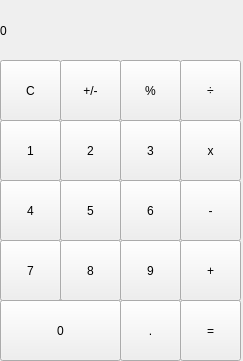
First picture: the form in Calculator/mainwindow.ui, repository Arsenic-ATG/Qt-calculator, before the edit.
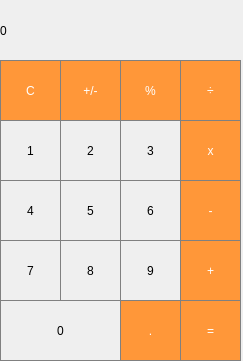
Second picture: the form after the edit.

Diff of the .ui file:
```diff
--- a/Calculator/mainwindow.ui
+++ b/Calculator/mainwindow.ui
@@ -23,6 +23,18 @@
       <height>61</height>
      </rect>
     </property>
+    <property name="styleSheet">
+     <string notr="true">/* (Label at top) Label Stylesheet */
+
+QLabel {
+  qproperty-alignment: 'AlignVCenter | AlignRight';
+  border: 1px solid gray;
+}
+
+background-color : white;
+
+/* End Label Stylesheet */</string>
+    </property>
     <property name="text">
      <string>0</string>
     </property>
@@ -36,6 +48,32 @@
       <height>61</height>
      </rect>
     </property>
+    <property name="styleSheet">
+     <string notr="true">/* (Clear,+/-,%,. buttons) Unary Operations Buttons Stylesheet */
+
+QPushButton {
+  background-color: rgb(215, 215, 215);
+  border: 1px solid gray;
+}
+QPushButton:pressed {
+    background-color: qlineargradient(x1: 0, y1: 0, x2: 0, y2: 1,
+                                      stop: 0 #BEBEBE, stop: 1 #D7D7D7);
+}
+/* End Unary Operations Buttons Stylesheet */
+
+/* (Orange buttons) Operations Buttons Stylesheet */
+QPushButton {
+  background-color: rgb(255, 151, 57);
+  color: white; 
+  border: 1px solid gray;
+}
+
+QPushButton:pressed {
+    background-color: qlineargradient(x1: 0, y1: 0, x2: 0, y2: 1,
+                                      stop: 0 #FF7832, stop: 1 #FF9739);
+}
+</string>
+    </property>
     <property name="text">
      <string>C</string>
     </property>
@@ -49,6 +87,32 @@
       <height>61</height>
      </rect>
     </property>
+    <property name="styleSheet">
+     <string notr="true">/* (Clear,+/-,%,. buttons) Unary Operations Buttons Stylesheet */
+
+QPushButton {
+  background-color: rgb(215, 215, 215);
+  border: 1px solid gray;
+}
+QPushButton:pressed {
+    background-color: qlineargradient(x1: 0, y1: 0, x2: 0, y2: 1,
+                                      stop: 0 #BEBEBE, stop: 1 #D7D7D7);
+}
+/* End Unary Operations Buttons Stylesheet */
+
+/* (Orange buttons) Operations Buttons Stylesheet */
+QPushButton {
+  background-color: rgb(255, 151, 57);
+  color: white; 
+  border: 1px solid gray;
+}
+
+QPushButton:pressed {
+    background-color: qlineargradient(x1: 0, y1: 0, x2: 0, y2: 1,
+                                      stop: 0 #FF7832, stop: 1 #FF9739);
+}
+</string>
+    </property>
     <property name="text">
      <string>+/-</string>
     </property>
@@ -62,6 +126,32 @@
       <height>61</height>
      </rect>
     </property>
+    <property name="styleSheet">
+     <string notr="true">/* (Clear,+/-,%,. buttons) Unary Operations Buttons Stylesheet */
+
+QPushButton {
+  background-color: rgb(215, 215, 215);
+  border: 1px solid gray;
+}
+QPushButton:pressed {
+    background-color: qlineargradient(x1: 0, y1: 0, x2: 0, y2: 1,
+                                      stop: 0 #BEBEBE, stop: 1 #D7D7D7);
+}
+/* End Unary Operations Buttons Stylesheet */
+
+/* (Orange buttons) Operations Buttons Stylesheet */
+QPushButton {
+  background-color: rgb(255, 151, 57);
+  color: white; 
+  border: 1px solid gray;
+}
+
+QPushButton:pressed {
+    background-color: qlineargradient(x1: 0, y1: 0, x2: 0, y2: 1,
+                                      stop: 0 #FF7832, stop: 1 #FF9739);
+}
+</string>
+    </property>
     <property name="text">
      <string>%</string>
     </property>
@@ -75,6 +165,32 @@
       <height>61</height>
      </rect>
     </property>
+    <property name="styleSheet">
+     <string notr="true">/* (Clear,+/-,%,. buttons) Unary Operations Buttons Stylesheet */
+
+QPushButton {
+  background-color: rgb(215, 215, 215);
+  border: 1px solid gray;
+}
+QPushButton:pressed {
+    background-color: qlineargradient(x1: 0, y1: 0, x2: 0, y2: 1,
+                                      stop: 0 #BEBEBE, stop: 1 #D7D7D7);
+}
+/* End Unary Operations Buttons Stylesheet */
+
+/* (Orange buttons) Operations Buttons Stylesheet */
+QPushButton {
+  background-color: rgb(255, 151, 57);
+  color: white; 
+  border: 1px solid gray;
+}
+
+QPushButton:pressed {
+    background-color: qlineargradient(x1: 0, y1: 0, x2: 0, y2: 1,
+                                      stop: 0 #FF7832, stop: 1 #FF9739);
+}
+</string>
+    </property>
     <property name="text">
      <string>÷</string>
     </property>
@@ -88,6 +204,18 @@
       <height>61</height>
      </rect>
     </property>
+    <property name="styleSheet">
+     <string notr="true">/* Digits 0-9 Stylesheet */
+QPushButton {
+   border: 1px solid gray;
+}
+QPushButton:pressed {
+    background-color: qlineargradient(x1: 0, y1: 0, x2: 0, y2: 1,
+                                      stop: 0 #dadbde, stop: 1 #f6f7fa);
+}
+
+/* End Digits 0-9 Stylesheet */</string>
+    </property>
     <property name="text">
      <string>3</string>
     </property>
@@ -101,6 +229,18 @@
       <height>61</height>
      </rect>
     </property>
+    <property name="styleSheet">
+     <string notr="true">/* Digits 0-9 Stylesheet */
+QPushButton {
+   border: 1px solid gray;
+}
+QPushButton:pressed {
+    background-color: qlineargradient(x1: 0, y1: 0, x2: 0, y2: 1,
+                                      stop: 0 #dadbde, stop: 1 #f6f7fa);
+}
+
+/* End Digits 0-9 Stylesheet */</string>
+    </property>
     <property name="text">
      <string>2</string>
     </property>
@@ -114,6 +254,32 @@
       <height>61</height>
      </rect>
     </property>
+    <property name="styleSheet">
+     <string notr="true">/* (Clear,+/-,%,. buttons) Unary Operations Buttons Stylesheet */
+
+QPushButton {
+  background-color: rgb(215, 215, 215);
+  border: 1px solid gray;
+}
+QPushButton:pressed {
+    background-color: qlineargradient(x1: 0, y1: 0, x2: 0, y2: 1,
+                                      stop: 0 #BEBEBE, stop: 1 #D7D7D7);
+}
+/* End Unary Operations Buttons Stylesheet */
+
+/* (Orange buttons) Operations Buttons Stylesheet */
+QPushButton {
+  background-color: rgb(255, 151, 57);
+  color: white; 
+  border: 1px solid gray;
+}
+
+QPushButton:pressed {
+    background-color: qlineargradient(x1: 0, y1: 0, x2: 0, y2: 1,
+                                      stop: 0 #FF7832, stop: 1 #FF9739);
+}
+</string>
+    </property>
     <property name="text">
      <string>x</string>
     </property>
@@ -127,6 +293,18 @@
       <height>61</height>
      </rect>
     </property>
+    <property name="styleSheet">
+     <string notr="true">/* Digits 0-9 Stylesheet */
+QPushButton {
+   border: 1px solid gray;
+}
+QPushButton:pressed {
+    background-color: qlineargradient(x1: 0, y1: 0, x2: 0, y2: 1,
+                                      stop: 0 #dadbde, stop: 1 #f6f7fa);
+}
+
+/* End Digits 0-9 Stylesheet */</string>
+    </property>
     <property name="text">
      <string>1</string>
     </property>
@@ -140,6 +318,18 @@
       <height>61</height>
      </rect>
     </property>
+    <property name="styleSheet">
+     <string notr="true">/* Digits 0-9 Stylesheet */
+QPushButton {
+   border: 1px solid gray;
+}
+QPushButton:pressed {
+    background-color: qlineargradient(x1: 0, y1: 0, x2: 0, y2: 1,
+                                      stop: 0 #dadbde, stop: 1 #f6f7fa);
+}
+
+/* End Digits 0-9 Stylesheet */</string>
+    </property>
     <property name="text">
      <string>6</string>
     </property>
@@ -153,6 +343,18 @@
       <height>61</height>
      </rect>
     </property>
+    <property name="styleSheet">
+     <string notr="true">/* Digits 0-9 Stylesheet */
+QPushButton {
+   border: 1px solid gray;
+}
+QPushButton:pressed {
+    background-color: qlineargradient(x1: 0, y1: 0, x2: 0, y2: 1,
+                                      stop: 0 #dadbde, stop: 1 #f6f7fa);
+}
+
+/* End Digits 0-9 Stylesheet */</string>
+    </property>
     <property name="text">
      <string>5</string>
     </property>
@@ -166,6 +368,32 @@
       <height>61</height>
      </rect>
     </property>
+    <property name="styleSheet">
+     <string notr="true">/* (Clear,+/-,%,. buttons) Unary Operations Buttons Stylesheet */
+
+QPushButton {
+  background-color: rgb(215, 215, 215);
+  border: 1px solid gray;
+}
+QPushButton:pressed {
+    background-color: qlineargradient(x1: 0, y1: 0, x2: 0, y2: 1,
+                                      stop: 0 #BEBEBE, stop: 1 #D7D7D7);
+}
+/* End Unary Operations Buttons Stylesheet */
+
+/* (Orange buttons) Operations Buttons Stylesheet */
+QPushButton {
+  background-color: rgb(255, 151, 57);
+  color: white; 
+  border: 1px solid gray;
+}
+
+QPushButton:pressed {
+    background-color: qlineargradient(x1: 0, y1: 0, x2: 0, y2: 1,
+                                      stop: 0 #FF7832, stop: 1 #FF9739);
+}
+</string>
+    </property>
     <property name="text">
      <string>-</string>
     </property>
@@ -179,6 +407,18 @@
       <height>61</height>
      </rect>
     </property>
+    <property name="styleSheet">
+     <string notr="true">/* Digits 0-9 Stylesheet */
+QPushButton {
+   border: 1px solid gray;
+}
+QPushButton:pressed {
+    background-color: qlineargradient(x1: 0, y1: 0, x2: 0, y2: 1,
+                                      stop: 0 #dadbde, stop: 1 #f6f7fa);
+}
+
+/* End Digits 0-9 Stylesheet */</string>
+    </property>
     <property name="text">
      <string>4</string>
     </property>
@@ -192,6 +432,18 @@
       <height>61</height>
      </rect>
     </property>
+    <property name="styleSheet">
+     <string notr="true">/* Digits 0-9 Stylesheet */
+QPushButton {
+   border: 1px solid gray;
+}
+QPushButton:pressed {
+    background-color: qlineargradient(x1: 0, y1: 0, x2: 0, y2: 1,
+                                      stop: 0 #dadbde, stop: 1 #f6f7fa);
+}
+
+/* End Digits 0-9 Stylesheet */</string>
+    </property>
     <property name="text">
      <string>9</string>
     </property>
@@ -205,6 +457,18 @@
       <height>61</height>
      </rect>
     </property>
+    <property name="styleSheet">
+     <string notr="true">/* Digits 0-9 Stylesheet */
+QPushButton {
+   border: 1px solid gray;
+}
+QPushButton:pressed {
+    background-color: qlineargradient(x1: 0, y1: 0, x2: 0, y2: 1,
+                                      stop: 0 #dadbde, stop: 1 #f6f7fa);
+}
+
+/* End Digits 0-9 Stylesheet */</string>
+    </property>
     <property name="text">
      <string>8</string>
     </property>
@@ -218,6 +482,32 @@
       <height>61</height>
      </rect>
     </property>
+    <property name="styleSheet">
+     <string notr="true">/* (Clear,+/-,%,. buttons) Unary Operations Buttons Stylesheet */
+
+QPushButton {
+  background-color: rgb(215, 215, 215);
+  border: 1px solid gray;
+}
+QPushButton:pressed {
+    background-color: qlineargradient(x1: 0, y1: 0, x2: 0, y2: 1,
+                                      stop: 0 #BEBEBE, stop: 1 #D7D7D7);
+}
+/* End Unary Operations Buttons Stylesheet */
+
+/* (Orange buttons) Operations Buttons Stylesheet */
+QPushButton {
+  background-color: rgb(255, 151, 57);
+  color: white; 
+  border: 1px solid gray;
+}
+
+QPushButton:pressed {
+    background-color: qlineargradient(x1: 0, y1: 0, x2: 0, y2: 1,
+                                      stop: 0 #FF7832, stop: 1 #FF9739);
+}
+</string>
+    </property>
     <property name="text">
      <string>+</string>
     </property>
@@ -231,6 +521,18 @@
       <height>61</height>
      </rect>
     </property>
+    <property name="styleSheet">
+     <string notr="true">/* Digits 0-9 Stylesheet */
+QPushButton {
+   border: 1px solid gray;
+}
+QPushButton:pressed {
+    background-color: qlineargradient(x1: 0, y1: 0, x2: 0, y2: 1,
+                                      stop: 0 #dadbde, stop: 1 #f6f7fa);
+}
+
+/* End Digits 0-9 Stylesheet */</string>
+    </property>
     <property name="text">
      <string>7</string>
     </property>
@@ -244,6 +546,32 @@
       <height>61</height>
      </rect>
     </property>
+    <property name="styleSheet">
+     <string notr="true">/* (Clear,+/-,%,. buttons) Unary Operations Buttons Stylesheet */
+
+QPushButton {
+  background-color: rgb(215, 215, 215);
+  border: 1px solid gray;
+}
+QPushButton:pressed {
+    background-color: qlineargradient(x1: 0, y1: 0, x2: 0, y2: 1,
+                                      stop: 0 #BEBEBE, stop: 1 #D7D7D7);
+}
+/* End Unary Operations Buttons Stylesheet */
+
+/* (Orange buttons) Operations Buttons Stylesheet */
+QPushButton {
+  background-color: rgb(255, 151, 57);
+  color: white; 
+  border: 1px solid gray;
+}
+
+QPushButton:pressed {
+    background-color: qlineargradient(x1: 0, y1: 0, x2: 0, y2: 1,
+                                      stop: 0 #FF7832, stop: 1 #FF9739);
+}
+</string>
+    </property>
     <property name="text">
      <string>.</string>
     </property>
@@ -257,6 +585,18 @@
       <height>61</height>
      </rect>
     </property>
+    <property name="styleSheet">
+     <string notr="true">/* Digits 0-9 Stylesheet */
+QPushButton {
+   border: 1px solid gray;
+}
+QPushButton:pressed {
+    background-color: qlineargradient(x1: 0, y1: 0, x2: 0, y2: 1,
+                                      stop: 0 #dadbde, stop: 1 #f6f7fa);
+}
+
+/* End Digits 0-9 Stylesheet */</string>
+    </property>
     <property name="text">
      <string>0</string>
     </property>
@@ -270,6 +610,32 @@
       <height>61</height>
      </rect>
     </property>
+    <property name="styleSheet">
+     <string notr="true">/* (Clear,+/-,%,. buttons) Unary Operations Buttons Stylesheet */
+
+QPushButton {
+  background-color: rgb(215, 215, 215);
+  border: 1px solid gray;
+}
+QPushButton:pressed {
+    background-color: qlineargradient(x1: 0, y1: 0, x2: 0, y2: 1,
+                                      stop: 0 #BEBEBE, stop: 1 #D7D7D7);
+}
+/* End Unary Operations Buttons Stylesheet */
+
+/* (Orange buttons) Operations Buttons Stylesheet */
+QPushButton {
+  background-color: rgb(255, 151, 57);
+  color: white; 
+  border: 1px solid gray;
+}
+
+QPushButton:pressed {
+    background-color: qlineargradient(x1: 0, y1: 0, x2: 0, y2: 1,
+                                      stop: 0 #FF7832, stop: 1 #FF9739);
+}
+</string>
+    </property>
     <property name="text">
      <string>=</string>
     </property>
```
